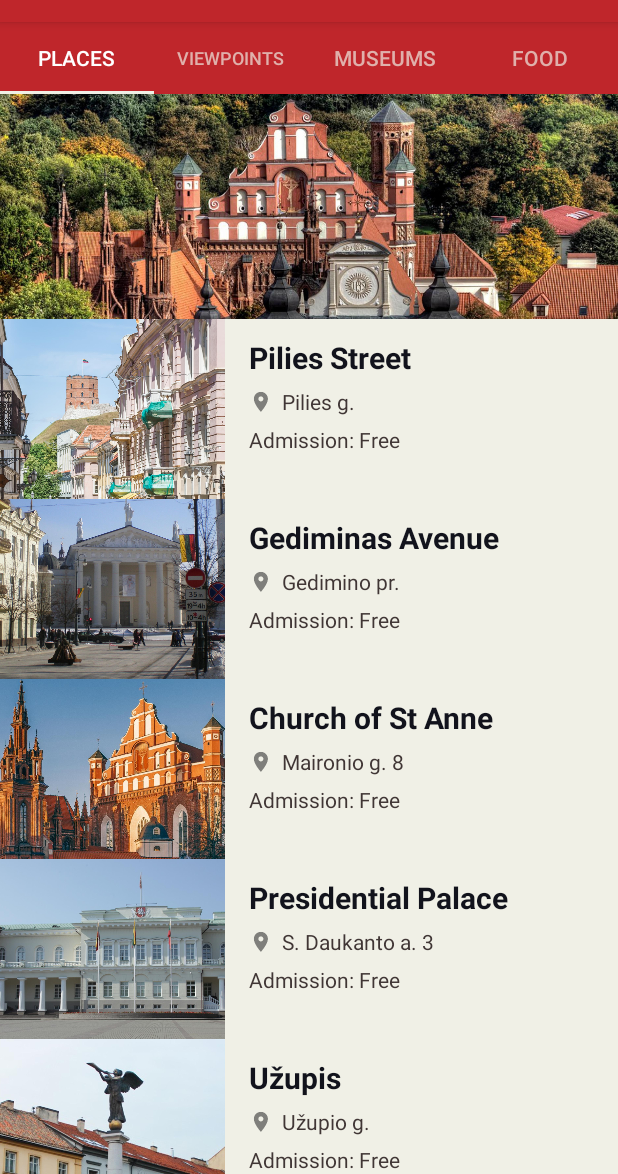
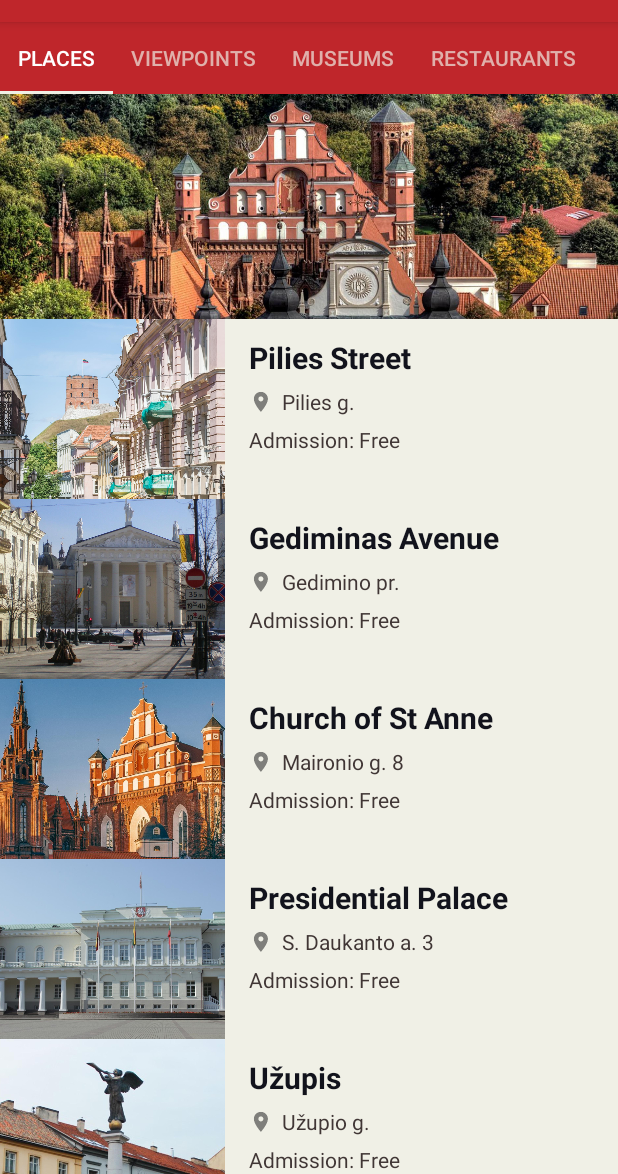
Before and after one commit to beatricefar/VilniusTourGuide, an Android app: the screen it shows after launch (MainActivity), on a phone screen of 412 x 824 dp, the part 62-1236 px from its top. Run offline under Robolectric (Android 15) with nearby library versions, the phone set to English and light mode, and no system bars.

Commit message:
Made tab scrollable. Changed the name of the tabs in stings.xml.

```diff
--- a/app/src/main/res/layout/activity_main.xml
+++ b/app/src/main/res/layout/activity_main.xml
@@ -15,7 +15,8 @@
         app:tabBackground="@color/colorPrimary"
         app:tabIndicatorColor="@color/listItemBackground"
         app:tabSelectedTextColor="@android:color/white"
-        app:tabTextColor="@color/tabTextColor" />
+        app:tabTextColor="@color/tabTextColor"
+        app:tabMode="scrollable"/>
 
     <android.support.v4.view.ViewPager
         android:id="@+id/viewpager"
--- a/app/src/main/res/values/strings.xml
+++ b/app/src/main/res/values/strings.xml
@@ -25,7 +25,7 @@
     <string name="category_places">Places</string>
     <string name="category_viewpoints">Viewpoints</string>
     <string name="category_museums">Museums</string>
-    <string name="category_restaurants">Food</string>
+    <string name="category_restaurants">Restaurants</string>
 
     <!--Museum list names-->
 
```
